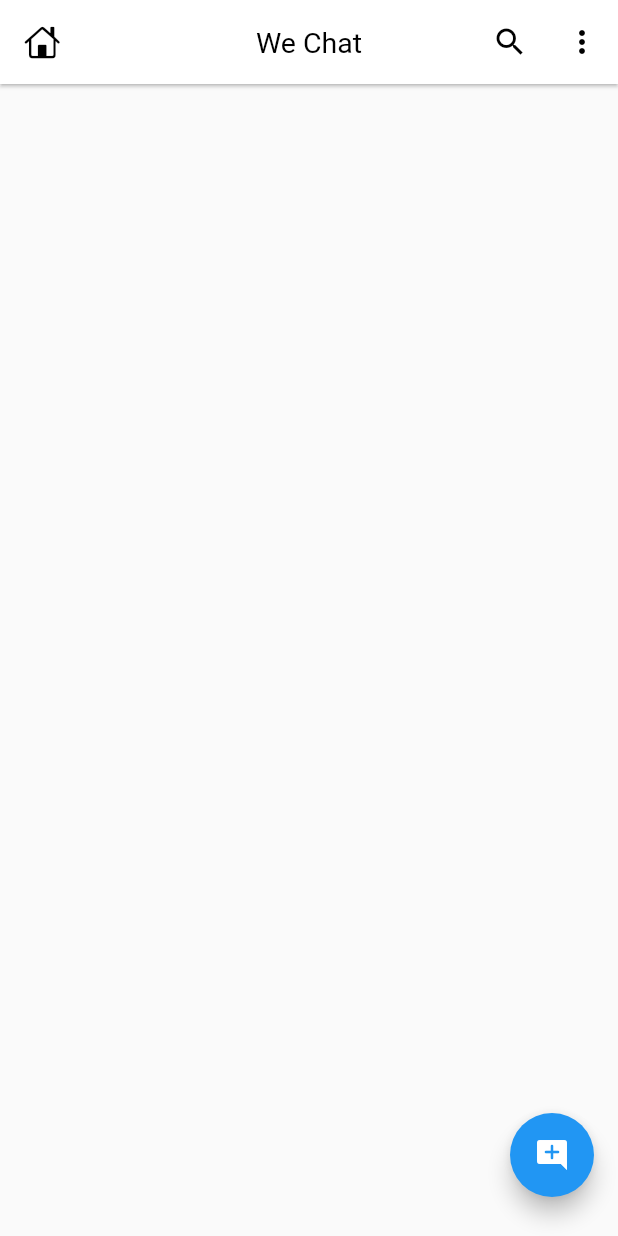
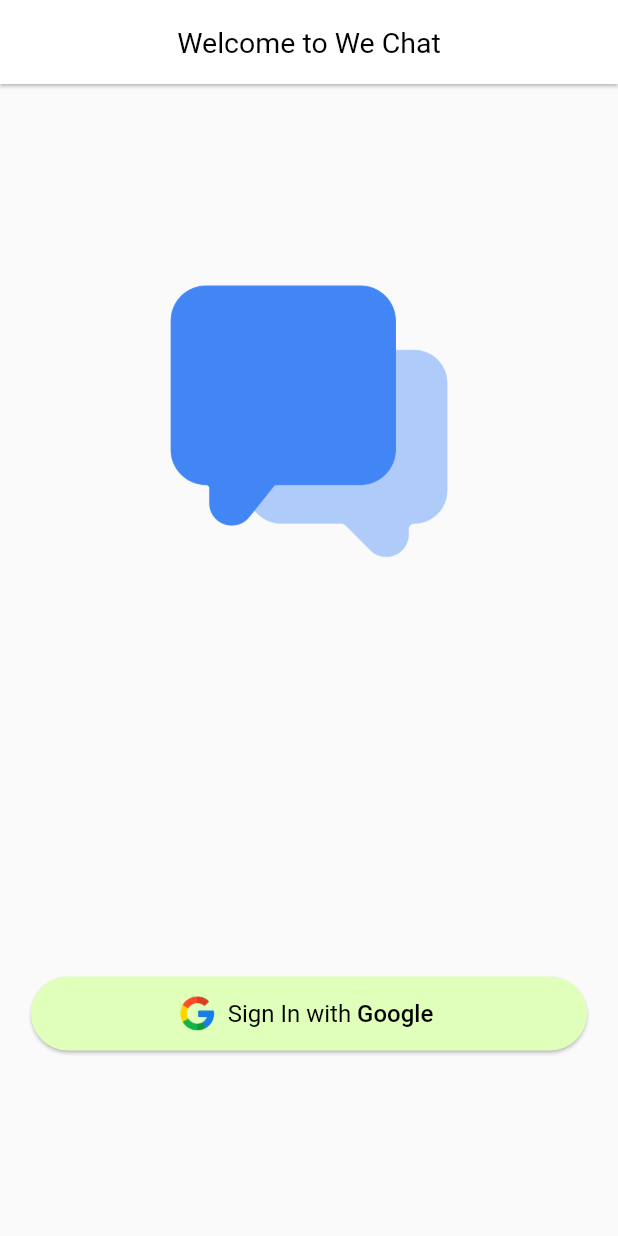
Before and after one commit to HarshAndroid/ApnaChat-Realtime-Chat-App-In-Flutter-Firebase, a Flutter app: the screen it shows after launch, on a phone screen of 412 x 824 dp. Run offline on Flutter 3.47's test engine with Material 2 defaults, Android fonts, the phone set to English and light mode, and no system bars.

Commit message:
*Login Screen UI Design

```diff
--- a/lib/main.dart
+++ b/lib/main.dart
@@ -1,6 +1,9 @@
 import 'package:flutter/material.dart';
 
-import 'screens/home_screen.dart';
+import 'screens/auth/login_screen.dart';
+
+//global object for accessing device screen size
+late Size mq;
 
 void main() {
   runApp(const MyApp());
@@ -22,6 +25,6 @@ class MyApp extends StatelessWidget {
               color: Colors.black, fontWeight: FontWeight.normal, fontSize: 19),
           backgroundColor: Colors.white,
         )),
-        home: const HomeScreen());
+        home: const LoginScreen());
   }
 }
--- /dev/null
+++ b/lib/screens/auth/login_screen.dart
@@ -0,0 +1,55 @@
+import 'package:flutter/material.dart';
+
+import '../../main.dart';
+
+class LoginScreen extends StatefulWidget {
+  const LoginScreen({super.key});
+
+  @override
+  State<LoginScreen> createState() => _LoginScreenState();
+}
+
+class _LoginScreenState extends State<LoginScreen> {
+  @override
+  Widget build(BuildContext context) {
+    mq = MediaQuery.of(context).size;
+
+    return Scaffold(
+      //app bar
+      appBar: AppBar(
+        automaticallyImplyLeading: false,
+        title: const Text('Welcome to We Chat'),
+      ),
+
+      body: Stack(children: [
+        Positioned(
+            top: mq.height * .15,
+            left: mq.width * .25,
+            width: mq.width * .5,
+            child: Image.asset('images/icon.png')),
+        Positioned(
+            bottom: mq.height * .15,
+            left: mq.width * .05,
+            width: mq.width * .9,
+            height: mq.height * .06,
+            child: ElevatedButton.icon(
+                style: ElevatedButton.styleFrom(
+                    backgroundColor: const Color.fromARGB(255, 223, 255, 187),
+                    shape: const StadiumBorder(),
+                    elevation: 1),
+                onPressed: () {},
+                icon: Image.asset('images/google.png', height: mq.height * .03),
+                label: RichText(
+                  text: const TextSpan(
+                      style: TextStyle(color: Colors.black, fontSize: 16),
+                      children: [
+                        TextSpan(text: 'Sign In with '),
+                        TextSpan(
+                            text: 'Google',
+                            style: TextStyle(fontWeight: FontWeight.w500)),
+                      ]),
+                ))),
+      ]),
+    );
+  }
+}
```
Also changed, not shown: images/google.png (added).
